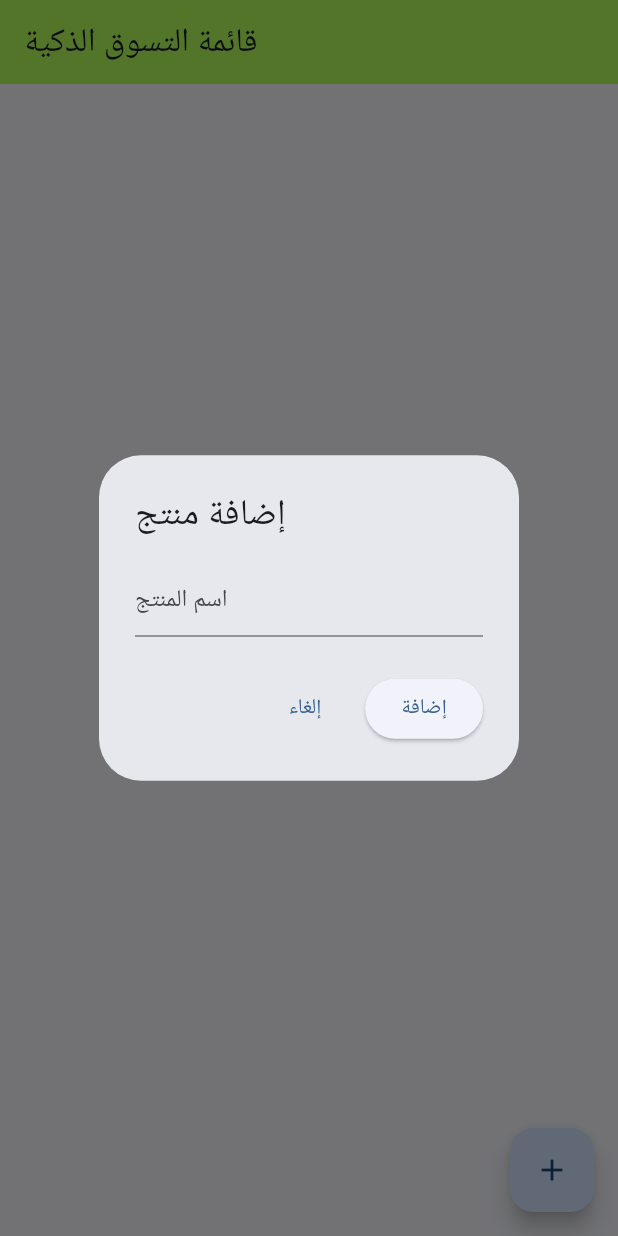
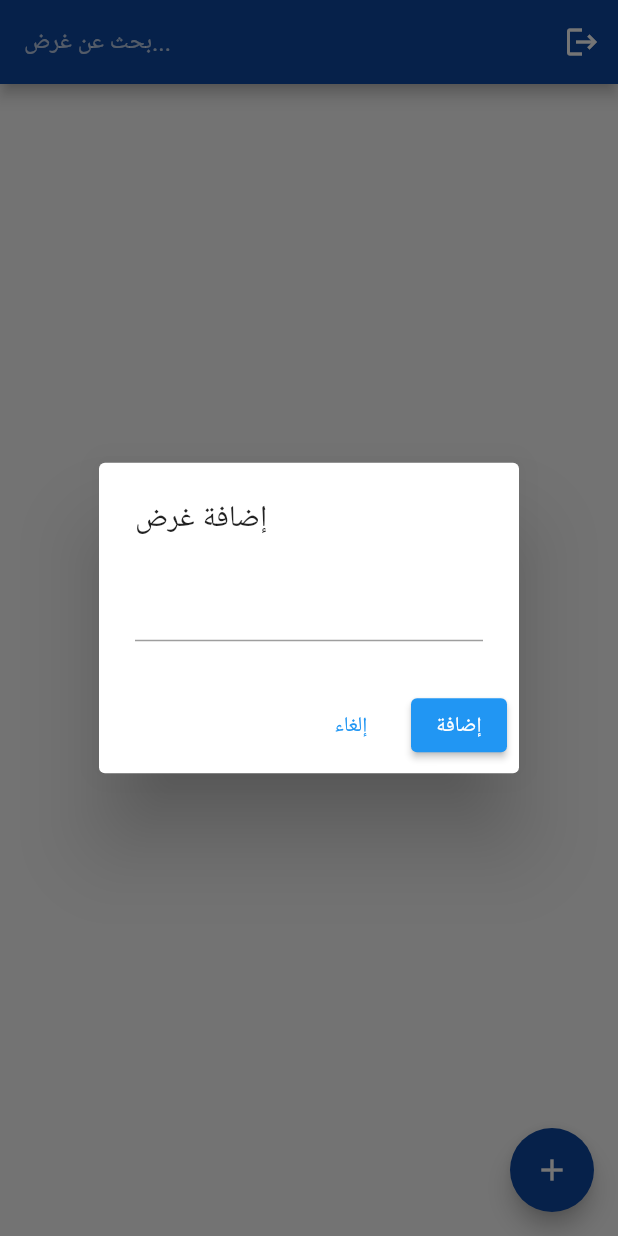
Before and after one commit to asraa3680-ui/grocery_app_firebase, a Flutter app: the screen it shows once a user with an empty profile is signed in, after a tap on the "add" icon, on a phone screen of 412 x 824 dp. Run offline on Flutter 3.47's test engine with Material 3 defaults, Android fonts, the phone set to English and light mode, and no system bars; our stand-ins replace cloud_firestore, firebase_auth, firebase_core; accounts and stored records are empty; network calls fail.

Commit message:
Final Update: Search, Edit, Quantity, and Blue Theme

```diff
--- a/lib/main.dart
+++ b/lib/main.dart
@@ -4,24 +4,18 @@ import 'package:firebase_auth/firebase_auth.dart';
 import 'package:provider/provider.dart';
 import 'firebase_options.dart';
 import 'providers/grocery_provider.dart';
+import 'screens/grocery_list_screen.dart';
+import 'screens/login_screen.dart';
 import 'auth_service.dart';
-import 'screens/login_screen.dart';
-import 'screens/grocery_list_screen.dart'; // استيراد الشاشة من مجلدها
 
 void main() async {
   WidgetsFlutterBinding.ensureInitialized();
-  await Firebase.initializeApp(
-    options: DefaultFirebaseOptions.currentPlatform,
-  );
-
+  await Firebase.initializeApp(options: DefaultFirebaseOptions.currentPlatform);
   runApp(
     MultiProvider(
       providers: [
         ChangeNotifierProvider(create: (_) => GroceryProvider()..fetchItems()),
-        StreamProvider<User?>(
-          create: (_) => AuthService().user,
-          initialData: null,
-        ),
+        StreamProvider<User?>(create: (_) => AuthService().user, initialData: null),
       ],
       child: const MyApp(),
     ),
@@ -30,14 +24,17 @@ void main() async {
 
 class MyApp extends StatelessWidget {
   const MyApp({super.key});
-
   @override
   Widget build(BuildContext context) {
     final user = Provider.of<User?>(context);
     return MaterialApp(
       debugShowCheckedModeBanner: false,
-      title: 'Grocery App',
-      theme: ThemeData(useMaterial3: true, colorSchemeSeed: Colors.blue),
+      theme: ThemeData(
+        useMaterial3: false,
+        // توحيد اللون للأزرق الداكن
+        primaryColor: const Color(0xFF0D47A1),
+        appBarTheme: const AppBarTheme(backgroundColor: Color(0xFF0D47A1)),
+      ),
       home: user == null ? const LoginScreen() : const GroceryListScreen(),
     );
   }
--- a/lib/providers/grocery_provider.dart
+++ b/lib/providers/grocery_provider.dart
@@ -1,35 +1,50 @@
 import 'package:flutter/material.dart';
 import 'package:cloud_firestore/cloud_firestore.dart';
-import '../models/grocery_item.dart'; // تأكدي أن المسار صحيح
+import '../models/grocery_item.dart';
 
 class GroceryProvider with ChangeNotifier {
   final FirebaseFirestore _db = FirebaseFirestore.instance;
   List<GroceryItem> _items = [];
 
+  // للحصول على قائمة العناصر الحالية
   List<GroceryItem> get items => _items;
 
-  // جلب البيانات بشكل لحظي (Real-time)
+  // 1. جلب البيانات من الفايربيس وتحويلها من JSON إلى Objects
   void fetchItems() {
     _db.collection('groceries').snapshots().listen((snapshot) {
-      _items = snapshot.docs.map((doc) =>
-        GroceryItem.fromJson(doc.data(), doc.id)).toList();
-      notifyListeners();
+      _items = snapshot.docs.map((doc) {
+        return GroceryItem.fromJson(doc.data(), doc.id);
+      }).toList();
+      notifyListeners(); // لتحديث الواجهة فوراً
     });
   }
 
-  // إضافة منتج جديد باستخدام الـ JSON
+  // 2. إضافة عنصر جديد باستخدام toJson
   Future<void> addItem(String name) async {
     final newItem = GroceryItem(id: '', name: name);
     await _db.collection('groceries').add(newItem.toJson());
   }
 
-  // تحديث حالة المنتج (تم الشراء أم لا)
-  Future<void> toggleStatus(String id, bool status) async {
-    await _db.collection('groceries').doc(id).update({'isDone': status});
+  // 3. تحديث اسم العنصر (دالة التعديل المطلوبة) ✅
+  Future<void> updateItem(String id, String newName) async {
+    try {
+      await _db.collection('groceries').doc(id).update({
+        'name': newName,
+      });
+    } catch (e) {
+      print("Error updating item: $e");
+    }
   }
 
-  // حذف منتج
+  // 4. حذف عنصر
   Future<void> deleteItem(String id) async {
     await _db.collection('groceries').doc(id).delete();
   }
+
+  // 5. تحديث الحالة (تم الشراء أم لا)
+  Future<void> toggleStatus(String id, bool status) async {
+    await _db.collection('groceries').doc(id).update({
+      'isDone': status,
+    });
+  }
 }
--- a/lib/screens/grocery_list_screen.dart
+++ b/lib/screens/grocery_list_screen.dart
@@ -1,69 +1,98 @@
 import 'package:flutter/material.dart';
 import 'package:provider/provider.dart';
 import '../providers/grocery_provider.dart';
+import '../auth_service.dart';
 
+class GroceryListScreen extends StatefulWidget {
+  const GroceryListScreen({super.key});
+  @override
+  State<GroceryListScreen> createState() => _GroceryListScreenState();
+}
 
-class GroceryListScreen extends StatelessWidget {
-  const GroceryListScreen({super.key});
+class _GroceryListScreenState extends State<GroceryListScreen> {
+  String searchQuery = ''; // متغير البحث
 
   @override
   Widget build(BuildContext context) {
-    // الاتصال بالبروفايدر
     final provider = Provider.of<GroceryProvider>(context);
+    final authService = AuthService();
+
+    // فلترة القائمة بناءً على البحث
+    final filteredItems = provider.items.where((item) =>
+        item.name.toLowerCase().contains(searchQuery.toLowerCase())).toList();
 
     return Scaffold(
       appBar: AppBar(
-        title: const Text('قائمة التسوق الذكية'),
-        backgroundColor: Colors.lightGreenAccent,
+        title: TextField(
+          style: const TextStyle(color: Colors.white),
+          decoration: const InputDecoration(
+            hintText: 'بحث عن غرض...',
+            hintStyle: TextStyle(color: Colors.white70),
+            border: InputBorder.none,
           ),
-      body: provider.items.isEmpty
-          ? const Center(child: Text('القائمة فارغة، أضف شيئاً!'))
+          onChanged: (val) => setState(() => searchQuery = val),
+        ),
+        actions: [
+          IconButton(
+            icon: const Icon(Icons.logout),
+            onPressed: () async => await authService.signOut(), // زر تسجيل الخروج
+          )
+        ],
+      ),
+      body: filteredItems.isEmpty
+          ? const Center(child: Text('لا توجد نتائج'))
           : ListView.builder(
-              itemCount: provider.items.length,
+              itemCount: filteredItems.length,
               itemBuilder: (context, index) {
-                final item = provider.items[index];
+                final item = filteredItems[index];
                 return ListTile(
-                  title: Text(item.name, style: TextStyle(
-                    decoration: item.isDone ? TextDecoration.lineThrough : null
-                  )),
-                  leading: Checkbox(
-                    value: item.isDone,
-                    onChanged: (val) => provider.toggleStatus(item.id, val!),
+                  title: Text(item.name),
+                  trailing: Row(
+                    mainAxisSize: MainAxisSize.min,
+                    children: [
+                      IconButton(
+                        icon: const Icon(Icons.edit, color: Colors.blue),
+                        onPressed: () => _showEditDialog(context, provider, item.id, item.name),
                       ),
-                  trailing: IconButton(
+                      IconButton(
                         icon: const Icon(Icons.delete, color: Colors.red),
                         onPressed: () => provider.deleteItem(item.id),
+                      ),
+                    ],
                   ),
                 );
               },
             ),
       floatingActionButton: FloatingActionButton(
+        backgroundColor: const Color(0xFF0D47A1),
         onPressed: () => _showAddDialog(context, provider),
         child: const Icon(Icons.add),
       ),
     );
   }
 
-  void _showAddDialog(BuildContext context, GroceryProvider provider) {
+  // دالة الإضافة والتعديل
+  void _showAddDialog(BuildContext context, GroceryProvider p) {
     final controller = TextEditingController();
-    showDialog(
-      context: context,
-      builder: (context) => AlertDialog(
-        title: const Text('إضافة منتج'),
-        content: TextField(controller: controller, decoration: const InputDecoration(hintText: 'اسم المنتج')),
+    showDialog(context: context, builder: (ctx) => AlertDialog(
+      title: const Text('إضافة غرض'),
+      content: TextField(controller: controller),
       actions: [
-          TextButton(onPressed: () => Navigator.pop(context), child: const Text('إلغاء')),
-          ElevatedButton(
-            onPressed: () {
-              if (controller.text.isNotEmpty) {
-                provider.addItem(controller.text);
-                Navigator.pop(context);
+        TextButton(onPressed: () => Navigator.pop(ctx), child: const Text('إلغاء')),
+        ElevatedButton(onPressed: () { p.addItem(controller.text); Navigator.pop(ctx); }, child: const Text('إضافة'))
+      ],
+    ));
   }
-            },
-            child: const Text('إضافة'),
-          ),
+
+  void _showEditDialog(BuildContext context, GroceryProvider p, String id, String oldName) {
+    final controller = TextEditingController(text: oldName);
+    showDialog(context: context, builder: (ctx) => AlertDialog(
+      title: const Text('تعديل الغرض'),
+      content: TextField(controller: controller),
+      actions: [
+        TextButton(onPressed: () => Navigator.pop(ctx), child: const Text('إلغاء')),
+        ElevatedButton(onPressed: () { p.updateItem(id, controller.text); Navigator.pop(ctx); }, child: const Text('تحديث'))
       ],
-      ),
-    );
+    ));
   }
 }
--- a/lib/screens/login_screen.dart
+++ b/lib/screens/login_screen.dart
@@ -1,5 +1,5 @@
 import 'package:flutter/material.dart';
-import 'package:firebase_auth/firebase_auth.dart';
+import '../auth_service.dart';
 
 class LoginScreen extends StatefulWidget {
   const LoginScreen({super.key});
@@ -9,52 +9,64 @@ class LoginScreen extends StatefulWidget {
 }
 
 class _LoginScreenState extends State<LoginScreen> {
-  final TextEditingController emailController = TextEditingController();
-  final TextEditingController passwordController = TextEditingController();
-  bool isLoading = false;
-
-  Future<void> login() async {
-    setState(() => isLoading = true);
-
-    try {
-      await FirebaseAuth.instance.signInWithEmailAndPassword(
-        email: emailController.text.trim(),
-        password: passwordController.text.trim(),
-      );
-    } on FirebaseAuthException catch (e) {
-      ScaffoldMessenger.of(context).showSnackBar(
-        SnackBar(content: Text(e.message ?? 'Login failed')),
-      );
-    }
-
-    setState(() => isLoading = false);
-  }
+  final TextEditingController _emailController = TextEditingController();
+  final TextEditingController _passwordController = TextEditingController();
+  bool isLogin = true; // للتبديل بين تسجيل الدخول وإنشاء حساب
 
   @override
   Widget build(BuildContext context) {
     return Scaffold(
-      appBar: AppBar(title: const Text('Login')),
+      appBar: AppBar(
+        title: Text(isLogin ? 'تسجيل الدخول' : 'إنشاء حساب جديد'),
+        centerTitle: true,
+      ),
       body: Padding(
-        padding: const EdgeInsets.all(16),
+        padding: const EdgeInsets.all(20.0),
         child: Column(
+          mainAxisAlignment: MainAxisAlignment.center,
           children: [
             TextField(
-              controller: emailController,
-              decoration: const InputDecoration(labelText: 'Email'),
+              controller: _emailController,
+              decoration: const InputDecoration(
+                labelText: 'البريد الإلكتروني',
+                border: OutlineInputBorder(),
+              ),
             ),
-            const SizedBox(height: 10),
+            const SizedBox(height: 20),
             TextField(
-              controller: passwordController,
-              decoration: const InputDecoration(labelText: 'Password'),
+              controller: _passwordController,
+              decoration: const InputDecoration(
+                labelText: 'كلمة المرور',
+                border: OutlineInputBorder(),
+              ),
               obscureText: true,
             ),
-            const SizedBox(height: 20),
-            isLoading
-                ? const CircularProgressIndicator()
-                : ElevatedButton(
-                    onPressed: login,
-                    child: const Text('Login'),
-                  ),
+            const SizedBox(height: 30),
+            ElevatedButton(
+              style: ElevatedButton.styleFrom(
+                minimumSize: const Size(double.infinity, 50),
+              ),
+              onPressed: () async {
+                if (isLogin) {
+                  await AuthService().signIn(_emailController.text, _passwordController.text);
+                } else {
+                  await AuthService().signUp(_emailController.text, _passwordController.text);
+                }
+              },
+              child: Text(isLogin ? 'دخول' : 'تسجيل'),
+            ),
+
+            // هذا هو الجزء الذي يظهر "ليس لديك حساب"
+            TextButton(
+              onPressed: () {
+                setState(() {
+                  isLogin = !isLogin; // تبديل الحالة
+                });
+              },
+              child: Text(isLogin
+                ? 'ليس لديك حساب؟ اضغط للتسجيل'
+                : 'لديك حساب بالفعل؟ سجل دخولك'),
+            ),
           ],
         ),
       ),
```
Lines whose indentation alone changed are shown as unchanged.
